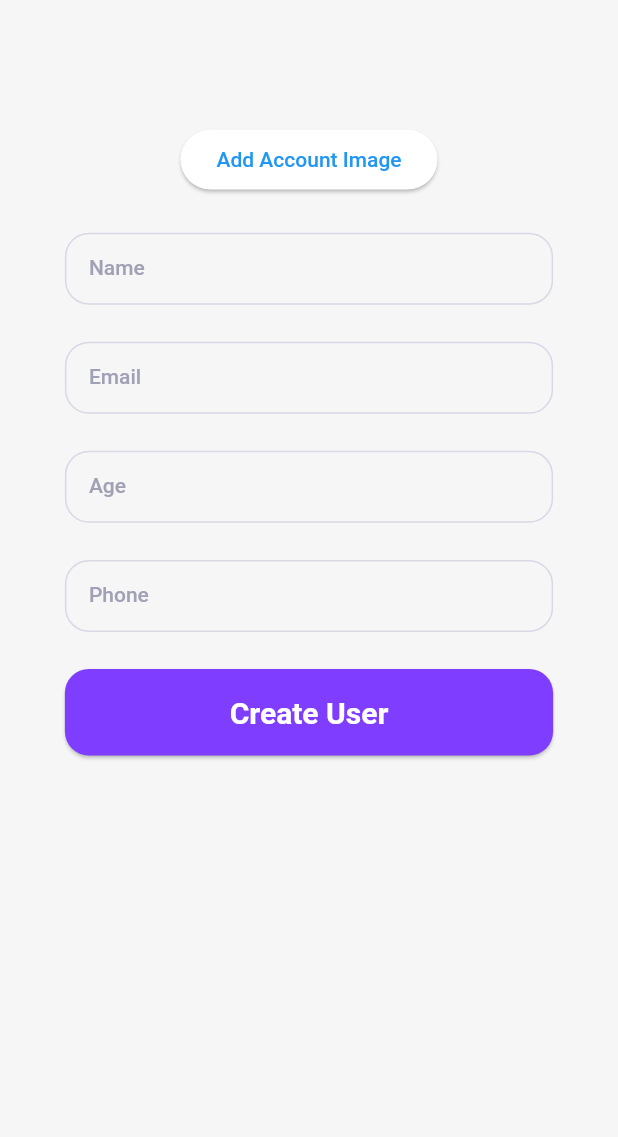
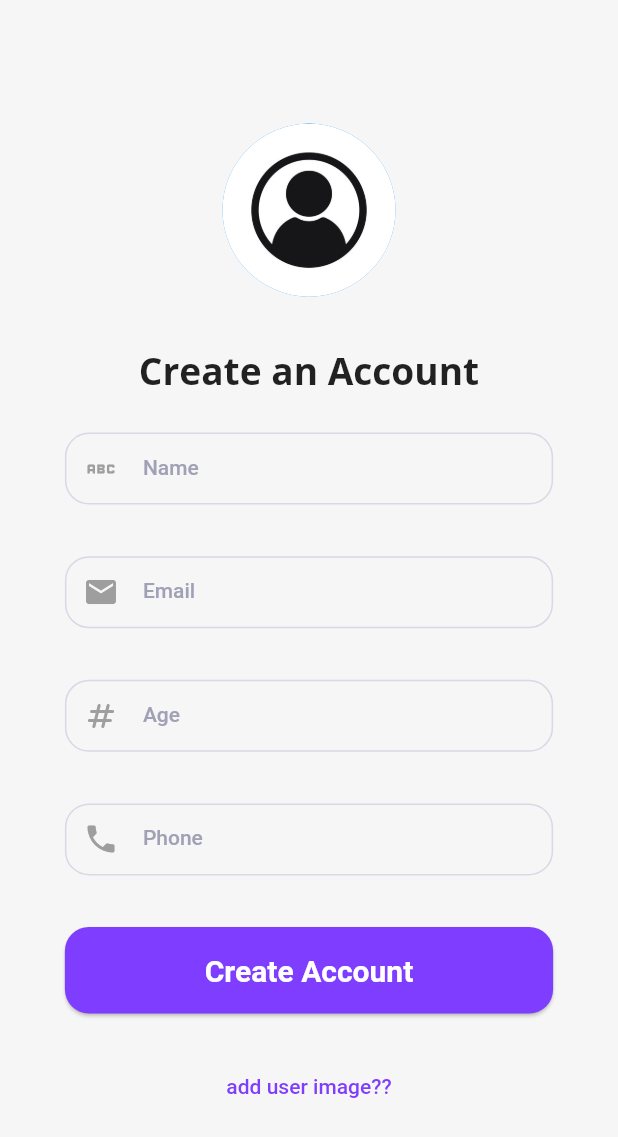
Before and after one commit to rahulsvaz/expense_manager, a Flutter app: the screen it shows after launch, after a tap on the "arrow forward" icon, after a tap on "Create User", on a phone screen of 412 x 824 dp. Shown: the top 1137 px of the screen. Run offline on Flutter 3.47's test engine with Material 2 defaults, Android fonts, the phone set to English and light mode, and no system bars; our stand-ins replace flutter_onboarding_slider, get, google_fonts, google_nav_bar, hive_flutter, iconly and 1 more; missing offline and left inert: flutter_swipe_button; accounts and stored records are empty.

```diff
--- /dev/null
+++ b/lib/view/createAccountPage/create_account.dart
@@ -0,0 +1,213 @@
+import 'dart:io';
+
+import 'package:expense_manager/model/repository/userModel/contollers/user_controller.dart';
+import 'package:expense_manager/model/repository/userModel/user_model.dart';
+import 'package:expense_manager/view/NavigationBar/g_nav.dart';
+import 'package:expense_manager/view/constant/colors/colors.dart';
+import 'package:expense_manager/view/home/viewModel/widgets/login_sign_up_button.dart';
+import 'package:expense_manager/view/login/viewModel/validator/validators.dart';
+import 'package:expense_manager/view/login/viewModel/widgets/text_form_field.dart';
+import 'package:flutter/material.dart';
+import 'package:get/get.dart';
+import 'package:google_fonts/google_fonts.dart';
+import 'package:hive_flutter/hive_flutter.dart';
+
+class CreateAccount extends StatefulWidget {
+  const CreateAccount({super.key});
+
+  @override
+  State<CreateAccount> createState() => _CreateAccountState();
+}
+
+class _CreateAccountState extends State<CreateAccount> {
+  final TextEditingController _nameController = TextEditingController();
+  final TextEditingController _emailController = TextEditingController();
+  final TextEditingController _phoneController = TextEditingController();
+  final TextEditingController _ageController = TextEditingController();
+
+  @override
+  void dispose() {
+    _nameController.dispose();
+    _ageController.dispose();
+    _phoneController.dispose();
+    _emailController.dispose();
+    super.dispose();
+  }
+
+  @override
+  Widget build(BuildContext context) {
+    final _formKey = GlobalKey<FormState>();
+
+    final height = MediaQuery.sizeOf(context).height;
+    final width = MediaQuery.sizeOf(context).width;
+    Box userBox = Hive.box<User>('UserBox');
+    final userController = Get.put(UserController());
+
+    return Scaffold(
+      body: Form(
+        key: _formKey,
+        child: SingleChildScrollView(
+          child: Stack(
+            children: [
+              SizedBox(
+                height: height,
+                width: width,
+              ),
+              Positioned(
+                  top: height * 0.1,
+                  left: 0,
+                  right: 0,
+                  child: Obx(
+                    () => Center(
+                      child: userController.imagePath.isEmpty
+                          ? CircleAvatar(
+                              radius: height * 0.07,
+                              backgroundImage: const AssetImage(
+                                  'assets/images/user_logo.jpg'),
+                            )
+                          : CircleAvatar(
+                              backgroundImage: FileImage(
+                                File(userController.imagePath.value),
+                              ),
+                              radius: height * 0.08,
+                            ),
+                    ),
+                  )),
+              Positioned(
+                left: 0,
+                right: 0,
+                top: height * 0.28,
+                child: Center(
+                  child: Text(
+                    'Create an Account',
+                    style: GoogleFonts.openSans(
+                      fontSize: width * .06,
+                      fontWeight: FontWeight.bold,
+                    ),
+                  ),
+                ),
+              ),
+              Positioned(
+                left: 0,
+                right: 0,
+                top: height * 0.35,
+                child: Center(
+                    child: UserTextfield(
+                        label: 'Name',
+                        prefix: const Icon(
+                          Icons.abc,
+                          color: Pallete.grey,
+                        ),
+                        controller: _nameController,
+                        obscureText: false,
+                        validator: nameValidator)),
+              ),
+              Positioned(
+                left: 0,
+                right: 0,
+                top: height * 0.45,
+                child: Center(
+                    child: UserTextfield(
+                        prefix: const Icon(
+                          Icons.email,
+                          color: Pallete.grey,
+                        ),
+                        label: 'Email',
+                        controller: _emailController,
+                        obscureText: false,
+                        validator: nameValidator)),
+              ),
+              Positioned(
+                left: 0,
+                right: 0,
+                top: height * 0.55,
+                child: Center(
+                    child: UserTextfield(
+                        // ignore: prefer_const_constructors
+                        prefix: Icon(
+                          Icons.numbers_rounded,
+                          color: Pallete.grey,
+                        ),
+                        label: 'Age',
+                        controller: _ageController,
+                        obscureText: false,
+                        validator: nameValidator)),
+              ),
+              Positioned(
+                left: 0,
+                right: 0,
+                top: height * 0.65,
+                child: Center(
+                  child: UserTextfield(
+                      prefix: const Icon(
+                        Icons.phone,
+                        color: Pallete.grey,
+                      ),
+                      label: 'Phone',
+                      controller: _phoneController,
+                      obscureText: false,
+                      validator: nameValidator),
+                ),
+              ),
+              Positioned(
+                left: 0,
+                right: 0,
+                top: height * 0.75,
+                child: Center(
+                    child: LoginSignUpButton(
+                        onPressed: () {
+                          if (_formKey.currentState!.validate()) {
+                            final name = _nameController.text.toString();
+                            final phone = _phoneController.text.toString();
+                            final email = _emailController.text.toString();
+                            final age = _ageController.text.toString();
+                            userController.createUser(name, phone, email, age,
+                                userController.imagePath.value);
+                            userController
+                                .saveUser(userController.newUser!)
+                                .then(Get.offAll(const GnavNavigation()));
+                          }
+                        },
+                        label: 'Create Account',
+                        buttonTextColor: Pallete.white,
+                        backgroundColor: Pallete.purple)),
+              ),
+              Positioned(
+                  left: 0,
+                  right: 0,
+                  top: height * 0.85,
+                  child: Obx(
+                    () => TextButton(
+                        onPressed: () {
+                          Get.defaultDialog(
+                              title: 'Select Image Source',
+                              middleText: '',
+                              textCancel: 'Camera',
+                              textConfirm: 'Gallery',
+                              onCancel: () {
+                                userController.pickUserImageWithCamera();
+                              },
+                              onConfirm: () {
+                                userController.pickUserImage();
+                                Get.back();
+                              });
+                        },
+                        child: userController.imagePath.isEmpty
+                            ? const Text(
+                                'add user image??',
+                                style: TextStyle(
+                                    color: Pallete.purple, fontSize: 14),
+                              )
+                            : const Text(
+                                'change user image??',
+                                style: TextStyle(
+                                    color: Pallete.purple, fontSize: 14),
+                              )),
+                  ))
+            ],
+          ),
+        ),
+      ),
+    );
+  }
+}
--- a/lib/view/login/login_screen.dart
+++ b/lib/view/login/login_screen.dart
@@ -1,5 +1,7 @@
 import 'dart:io';
 import 'package:expense_manager/model/repository/userModel/contollers/user_controller.dart';
+import 'package:expense_manager/model/repository/userModel/user_model.dart';
+import 'package:expense_manager/view/NavigationBar/g_nav.dart';
 import 'package:expense_manager/view/constant/colors/colors.dart';
 import 'package:expense_manager/view/login/viewModel/validator/validators.dart';
 import 'package:expense_manager/view/home/viewModel/widgets/login_sign_up_button.dart';
@@ -7,6 +9,7 @@ import 'package:expense_manager/view/login/viewModel/widgets/size.dart';
 import 'package:expense_manager/view/login/viewModel/widgets/text_form_field.dart';
 import 'package:flutter/material.dart';
 import 'package:get/get.dart';
+import 'package:hive_flutter/hive_flutter.dart';
 
 class LoginScreen extends StatefulWidget {
   const LoginScreen({super.key});
@@ -31,12 +34,17 @@ class _LoginScreenState extends State<LoginScreen> {
 
   @override
   Widget build(BuildContext context) {
+    Box userBox = Hive.box<User>('UserBox');
     final userController = Get.put(UserController());
     // final width = MediaQuery.sizeOf(context).width;
     final height = MediaQuery.sizeOf(context).height;
     final formKey = GlobalKey<FormState>();
 
     return Scaffold(
+        appBar: AppBar(
+          backgroundColor: Pallete.scaffoldBgColor,
+          elevation: 0,
+        ),
         body: SingleChildScrollView(
           child: Form(
             key: formKey,
@@ -130,10 +138,11 @@ class _LoginScreenState extends State<LoginScreen> {
                           final phone = _phoneController.text.toString();
                           final email = _emailController.text.toString();
                           final age = _ageController.text.toString();
-
                           userController.createUser(name, phone, email, age,
                               userController.imagePath.value);
-                      userController.saveUser(userController.newUser!);
+                          userController
+                              .saveUser(userController.newUser!)
+                              .then(Get.offAll(const GnavNavigation()));
                         }
                       },
                       label: 'Create User',
--- a/lib/view/login/viewModel/widgets/text_form_field.dart
+++ b/lib/view/login/viewModel/widgets/text_form_field.dart
@@ -6,7 +6,7 @@ import 'package:get/get_navigation/get_navigation.dart';
 class UserTextfield extends StatelessWidget {
   final String? label;
   final bool obscureText;
-  final IconButton? surffix;
+  final Icon? prefix;
   final String? Function(String?)? validator;
   final TextEditingController controller;
 
@@ -15,7 +15,7 @@ class UserTextfield extends StatelessWidget {
       required this.controller,
       this.label,
       required this.obscureText,
-      this.surffix,
+      this.prefix,
       required this.validator});
 
   @override
@@ -30,7 +30,7 @@ class UserTextfield extends StatelessWidget {
         obscureText: obscureText,
         cursorColor: Colors.grey,
         decoration: InputDecoration(
-            suffixIcon: surffix,
+           prefixIcon: prefix,
             label: Text(
               label.toString(),
               style: const TextStyle(color: Pallete.hintTextColor),
--- a/lib/view/onBoarding/on_boarding.dart
+++ b/lib/view/onBoarding/on_boarding.dart
@@ -1,4 +1,4 @@
-import 'package:expense_manager/view/login/login_screen.dart';
+import 'package:expense_manager/view/createAccountPage/create_account.dart';
 import 'package:expense_manager/view/constant/colors/colors.dart';
 import 'package:flutter/material.dart';
 import 'package:flutter_onboarding_slider/flutter_onboarding_slider.dart';
@@ -11,7 +11,7 @@ class OnboardingScreen extends StatelessWidget {
     final height = MediaQuery.sizeOf(context).height;
     return OnBoardingSlider(
       onFinish: () {
-        Get.to(const LoginScreen());
+        Get.to(const CreateAccount());
       },
       headerBackgroundColor: Pallete.scaffoldBgColor,
       finishButtonText: 'Create User',
--- a/lib/view/settings/settings_page.dart
+++ b/lib/view/settings/settings_page.dart
@@ -2,6 +2,7 @@ import 'dart:io';
 import 'package:expense_manager/model/repository/userModel/contollers/user_controller.dart';
 import 'package:expense_manager/model/repository/userModel/user_model.dart';
 import 'package:expense_manager/view/constant/colors/colors.dart';
+import 'package:expense_manager/view/createAccountPage/create_account.dart';
 import 'package:expense_manager/view/login/login_screen.dart';
 import 'package:flutter/material.dart';
 import 'package:get/get.dart';
@@ -123,10 +124,11 @@ class Settings extends StatelessWidget {
                             middleText: 'Your all data  will be deleted',
                             confirm: TextButton(
                               onPressed: () {
-                                userBox.deleteAt(0);
-                                Get.replace(
-                                  const LoginScreen(),
+
+                                Get.offAll(
+                                  const CreateAccount(),
                                 );
+                                  userBox.delete(0);
                               },
                               child: const Text('Yes'),
                             ),
--- a/pubspec.yaml
+++ b/pubspec.yaml
@@ -46,6 +46,7 @@ dependencies:
   path: ^1.8.3
   hive_generator: ^2.0.1
   image_picker: ^1.0.4
+  google_fonts: ^6.1.0
 
 dev_dependencies:
   flutter_test:
```
Also changed, not shown: lib/main.dart (+6 -1 lines), pubspec.lock. Lines whose indentation alone changed are shown as unchanged.
